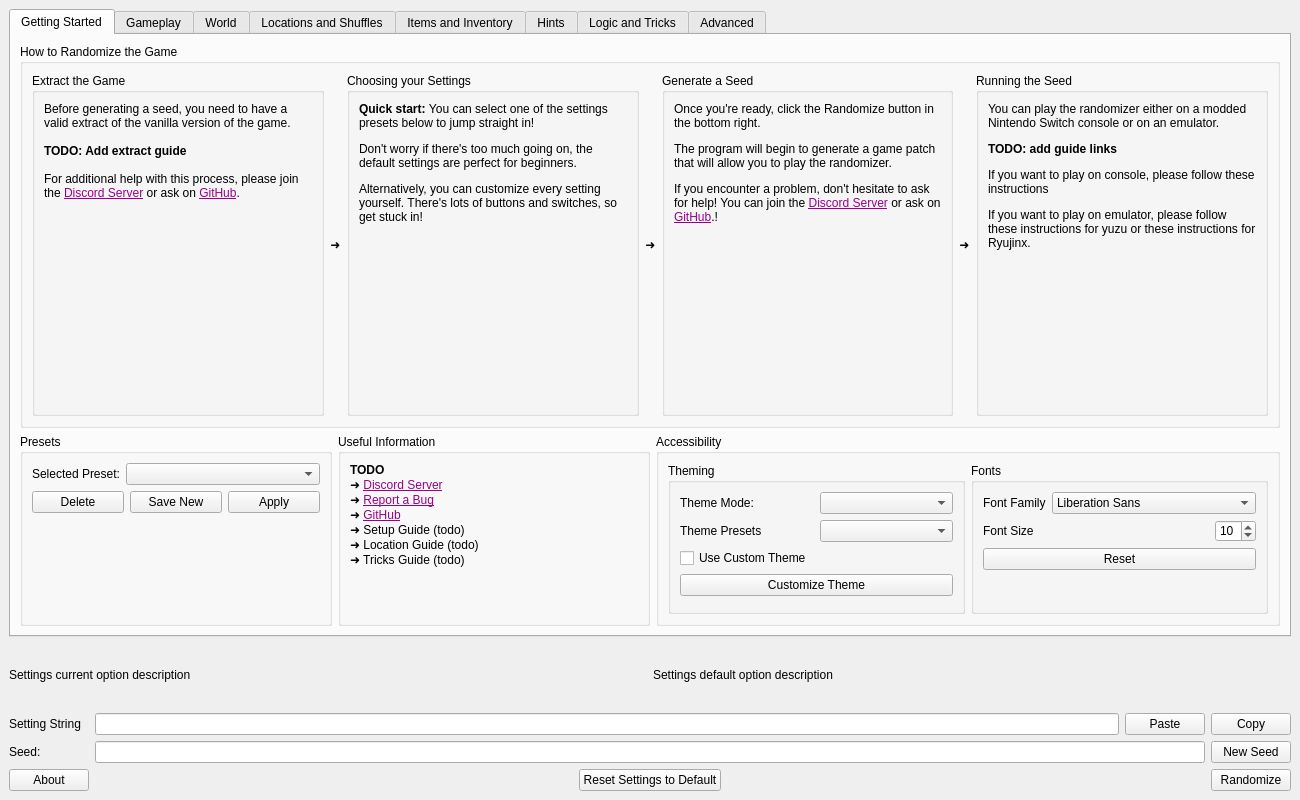
Qt form gui/ui/main.ui (mint-choc-chip-skyblade/sshd-rando) before a commit.
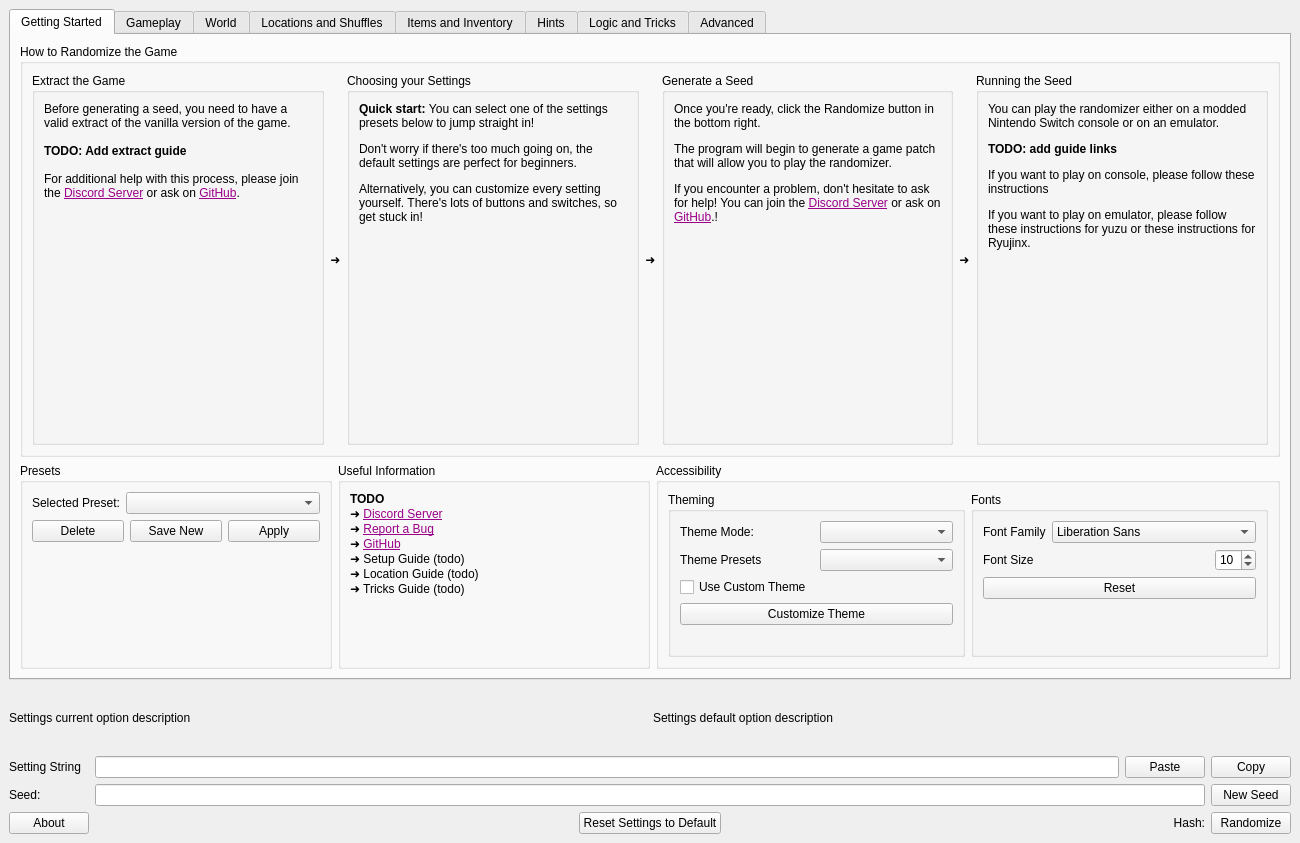
The same form after that commit. The open tabs and pages were chosen to show the change. Custom widgets are drawn as their Qt base class.

Commit message: add seed hash

Patch:
```diff
--- a/gui/ui/main.ui
+++ b/gui/ui/main.ui
@@ -7,7 +7,7 @@
     <x>0</x>
     <y>0</y>
     <width>1300</width>
-    <height>800</height>
+    <height>843</height>
    </rect>
   </property>
   <property name="windowTitle">
@@ -3065,37 +3065,38 @@
       <item row="2" column="1">
        <layout class="QHBoxLayout" name="reset_settings_to_default_hlayout">
         <item>
-         <spacer name="reset_settings_to_default_left_hspacer">
-          <property name="orientation">
-           <enum>Qt::Horizontal</enum>
-          </property>
-          <property name="sizeHint" stdset="0">
-           <size>
-            <width>40</width>
-            <height>20</height>
-           </size>
-          </property>
-         </spacer>
+         <layout class="QHBoxLayout" name="horizontalLayout_7">
+          <item>
+           <widget class="QLabel" name="layout_label">
+            <property name="text">
+             <string/>
+            </property>
+           </widget>
         </item>
         <item>
          <widget class="QPushButton" name="reset_settings_to_default_button">
+            <property name="sizePolicy">
+             <sizepolicy hsizetype="Maximum" vsizetype="Fixed">
+              <horstretch>0</horstretch>
+              <verstretch>0</verstretch>
+             </sizepolicy>
+            </property>
           <property name="text">
            <string>Reset Settings to Default</string>
           </property>
          </widget>
         </item>
         <item>
-         <spacer name="reset_settings_to_default_right_hspacer">
-          <property name="orientation">
-           <enum>Qt::Horizontal</enum>
-          </property>
-          <property name="sizeHint" stdset="0">
-           <size>
-            <width>40</width>
-            <height>20</height>
-           </size>
-          </property>
-         </spacer>
+           <widget class="QLabel" name="hash_label">
+            <property name="text">
+             <string>Hash:</string>
+            </property>
+            <property name="alignment">
+             <set>Qt::AlignRight|Qt::AlignTrailing|Qt::AlignVCenter</set>
+            </property>
+           </widget>
+          </item>
+         </layout>
         </item>
        </layout>
       </item>
```
Left out of the diff: 2 changed lines with no effect on the pictures. Lines whose indentation alone changed are shown as unchanged. The commit also changes 5 other files.
